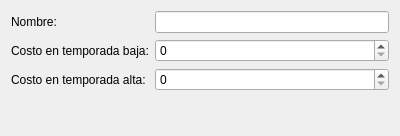
Before: the Qt Designer form src/ui/tipo.ui in leosmolas/conotels, drawn with Qt 5.
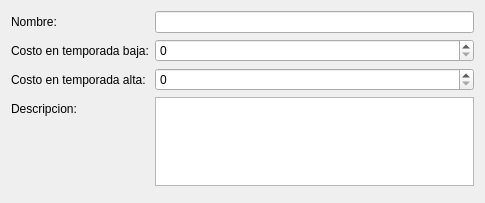
After: the same form once the commit is applied.

Patch:
```diff
--- a/src/ui/tipo.ui
+++ b/src/ui/tipo.ui
@@ -6,8 +6,8 @@
    <rect>
     <x>0</x>
     <y>0</y>
-    <width>400</width>
-    <height>136</height>
+    <width>485</width>
+    <height>203</height>
    </rect>
   </property>
   <property name="windowTitle">
@@ -54,6 +54,16 @@
        </property>
       </widget>
      </item>
+     <item row="3" column="0">
+      <widget class="QLabel" name="label_4">
+       <property name="text">
+        <string>Descripcion:</string>
+       </property>
+      </widget>
+     </item>
+     <item row="3" column="1">
+      <widget class="QPlainTextEdit" name="descEdit"/>
+     </item>
     </layout>
    </item>
    <item row="1" column="0">
```
